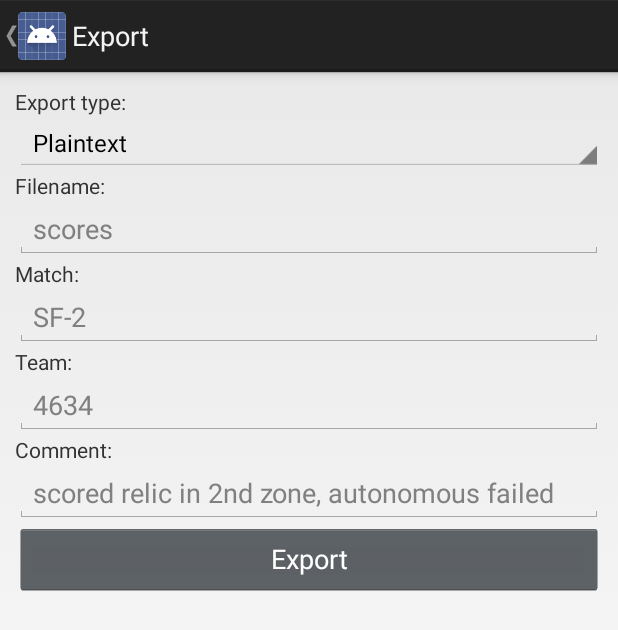
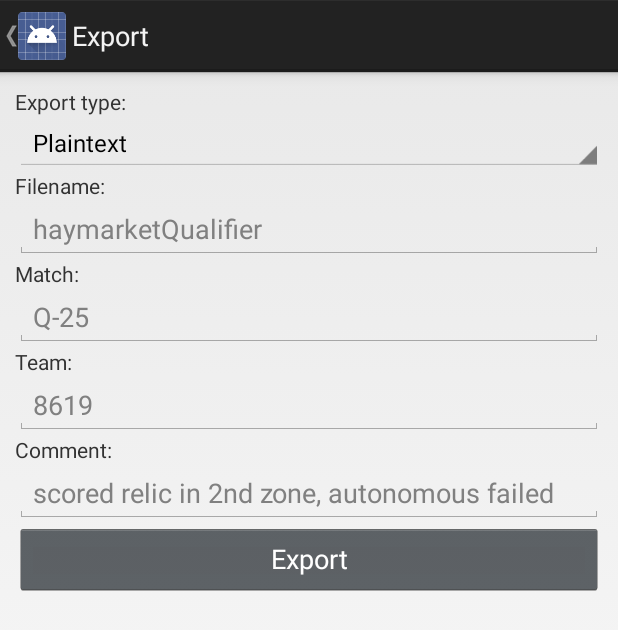
Before and after one commit to FROGbots-4634/Relic-Recovery-Scorer, an Android app: the ExportActivity screen opened directly, with no data from a screen before it, on a phone screen of 412 x 824 dp. Shown: the top 630 px of the screen. Run offline under Robolectric (Android 15) with nearby library versions, the phone set to English and light mode, and no system bars.

Commit message:
Export activity UI tweaks

```diff
--- a/app/src/main/res/layout/activity_export.xml
+++ b/app/src/main/res/layout/activity_export.xml
@@ -32,7 +32,7 @@
             android:layout_width="match_parent"
             android:layout_height="wrap_content"
             android:inputType="textMultiLine"
-            android:hint="scores"/>
+            android:hint="haymarketQualifier"/>
 
         <TextView
             android:id="@+id/textView4"
@@ -45,7 +45,7 @@
             android:layout_width="match_parent"
             android:layout_height="wrap_content"
             android:inputType="textMultiLine"
-            android:hint="SF-2"/>
+            android:hint="Q-25"/>
 
         <TextView
             android:layout_width="wrap_content"
@@ -56,7 +56,7 @@
             android:id="@+id/teamTxtView"
             android:layout_width="match_parent"
             android:layout_height="wrap_content"
-            android:hint="4634"
+            android:hint="8619"
             android:inputType="number"/>
 
         <TextView
```
